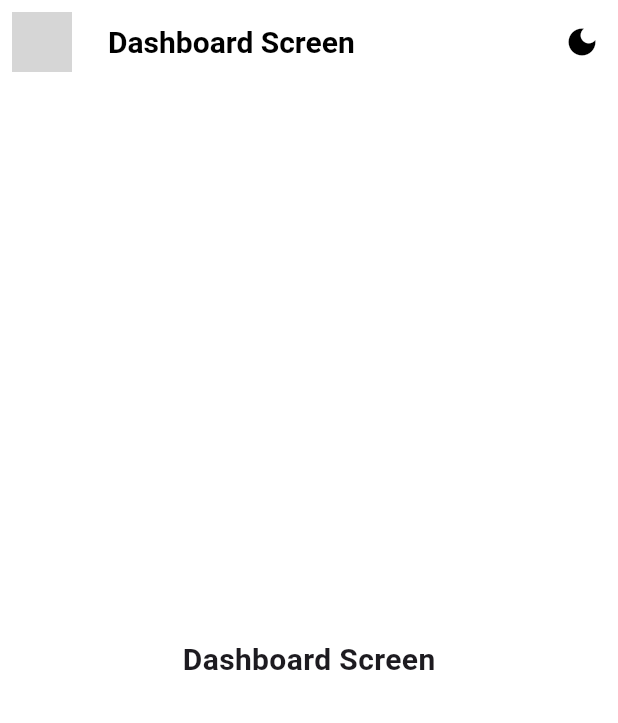
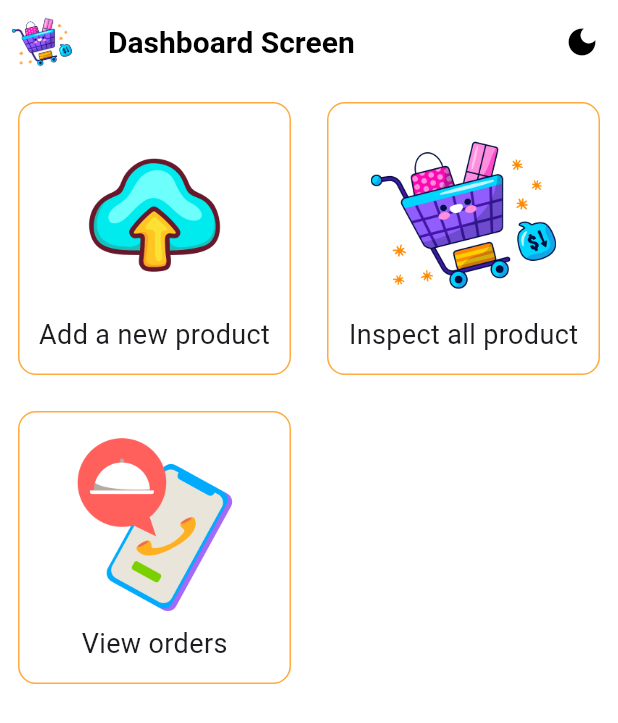
Before and after one commit to Aboud-KHalaf/store-admin-app, a Flutter app: the screen it shows after launch, on a phone screen of 412 x 824 dp. Shown: the top 723 px of the screen. Run offline on Flutter 3.47's test engine with Material 3 defaults, Android fonts, the phone set to English and light mode, and no system bars; our stand-ins replace fancy_shimmer_image, shared_preferences, shimmer; missing offline and left inert: dynamic_height_grid_view; grey boxes are pictures that could not be loaded.

Commit message:
finish dashboeard screen

```diff
--- /dev/null
+++ b/lib/models/dashboard_button_model.dart
@@ -0,0 +1,33 @@
+import 'package:flutter/material.dart';
+import 'package:shopsmart_admin_ar/screens/search_screen.dart';
+import 'package:shopsmart_admin_ar/services/assets_manager.dart';
+
+class DashboardButtonModel {
+  final String text;
+  final String image;
+  final void Function() onTap;
+
+  DashboardButtonModel(
+      {required this.text, required this.image, required this.onTap});
+  static List<DashboardButtonModel> dashboardButtonsList(
+          BuildContext context) =>
+      [
+        DashboardButtonModel(
+          text: 'Add a new product',
+          image: AssetsManager.cloud,
+          onTap: () {},
+        ),
+        DashboardButtonModel(
+          text: 'Inspect all product',
+          image: AssetsManager.shoppingCart,
+          onTap: () {
+            Navigator.of(context).pushNamed(SearchScreen.routeName);
+          },
+        ),
+        DashboardButtonModel(
+          text: 'View orders',
+          image: AssetsManager.order,
+          onTap: () {},
+        ),
+      ];
+}
--- a/lib/screens/dashboard_screen.dart
+++ b/lib/screens/dashboard_screen.dart
@@ -1,5 +1,7 @@
 import 'package:flutter/material.dart';
 import 'package:provider/provider.dart';
+import 'package:shopsmart_admin_ar/models/dashboard_button_model.dart';
+import 'package:shopsmart_admin_ar/widgets/dashboard_button.dart';
 import 'package:shopsmart_admin_ar/widgets/title_text.dart';
 
 import '../providers/theme_provider.dart';
@@ -17,7 +19,6 @@ class DashboardScreenState extends State<DashboardScreen> {
   @override
   Widget build(BuildContext context) {
     final themeProvider = Provider.of<ThemeProvider>(context);
-    final size = MediaQuery.of(context).size;
     return Scaffold(
       appBar: AppBar(
         title: const TitlesTextWidget(label: "Dashboard Screen"),
@@ -37,8 +38,19 @@ class DashboardScreenState extends State<DashboardScreen> {
           ),
         ],
       ),
-      body: const Center(
-        child: TitlesTextWidget(label: "Dashboard Screen"),
+      body: GridView.count(
+        crossAxisCount: 2,
+        children: List.generate(
+          DashboardButtonModel.dashboardButtonsList(context).length,
+          (index) => DashboardButtonWidget(
+            text:
+                DashboardButtonModel.dashboardButtonsList(context)[index].text,
+            image:
+                DashboardButtonModel.dashboardButtonsList(context)[index].image,
+            onTap:
+                DashboardButtonModel.dashboardButtonsList(context)[index].onTap,
+          ),
+        ),
       ),
     );
   }
--- /dev/null
+++ b/lib/widgets/dashboard_button.dart
@@ -0,0 +1,50 @@
+import 'package:flutter/material.dart';
+import 'package:shopsmart_admin_ar/widgets/subtitle_text.dart';
+
+class DashboardButtonWidget extends StatelessWidget {
+  const DashboardButtonWidget({
+    super.key,
+    required this.text,
+    required this.image,
+    required this.onTap,
+  });
+
+  final String text;
+  final String image;
+  final void Function() onTap;
+
+  @override
+  Widget build(BuildContext context) {
+    Size size = MediaQuery.of(context).size;
+    return Padding(
+      padding: const EdgeInsets.all(12.0),
+      child: InkWell(
+        borderRadius: BorderRadius.circular(12),
+        onTap: onTap,
+        child: Container(
+          decoration: BoxDecoration(
+            borderRadius: BorderRadius.circular(12),
+            border: Border.all(
+              color: Colors.orangeAccent,
+            ),
+          ),
+          child: Column(
+            mainAxisAlignment: MainAxisAlignment.center,
+            crossAxisAlignment: CrossAxisAlignment.center,
+            children: [
+              Image.asset(
+                image,
+                height: size.width * 0.30,
+                width: size.width * 0.30,
+              ),
+              const SizedBox(
+                height: 5,
+              ),
+              SubtitleTextWidget(label: text)
+            ],
+          ),
+        ),
+      ),
+    );
+  }
+}
```
Also changed, not shown: assets/images/categories/book_img.png (added), assets/images/categories/cosmetics.png (added), assets/images/categories/electronics.png (added), assets/images/categories/fashion.png (added), assets/images/categories/mobiles.png (added), assets/images/categories/pc.png (added), assets/images/categories/shoes.png (added), assets/images/categories/watch.png (added), assets/images/dashboard/cloud.png (added), assets/images/dashboard/order.png (added), assets/images/empty_search.png (added), assets/images/error.png (added), assets/images/rounded_map.png (added), assets/images/shopping_cart.png (added), 1 more files.
